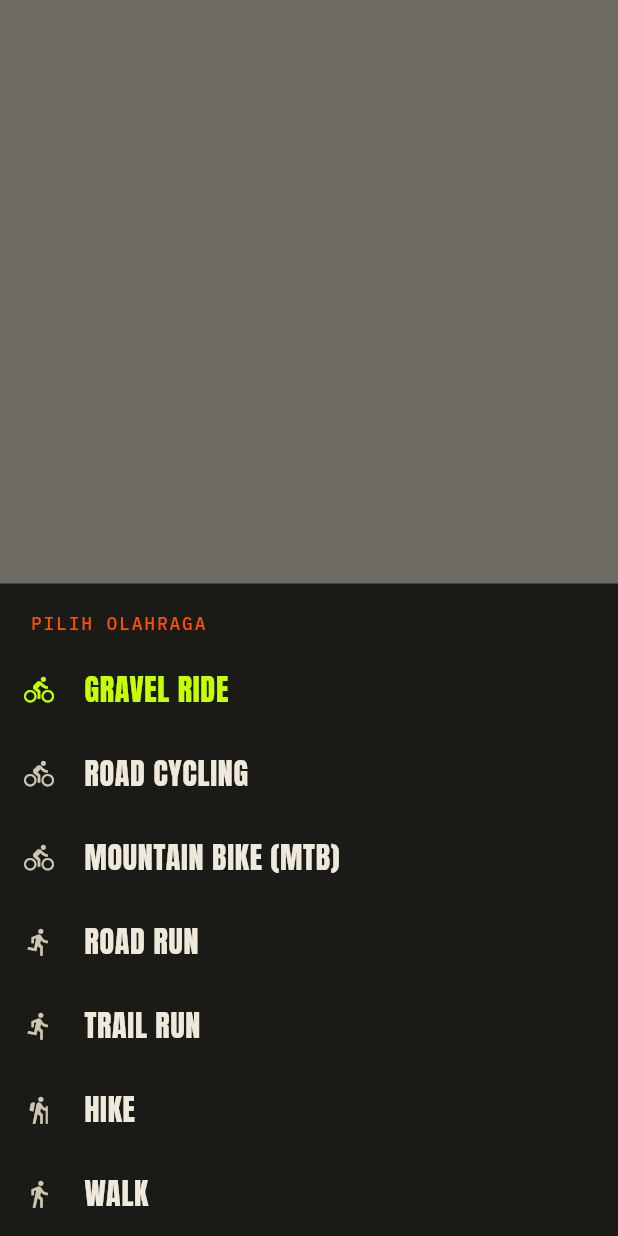
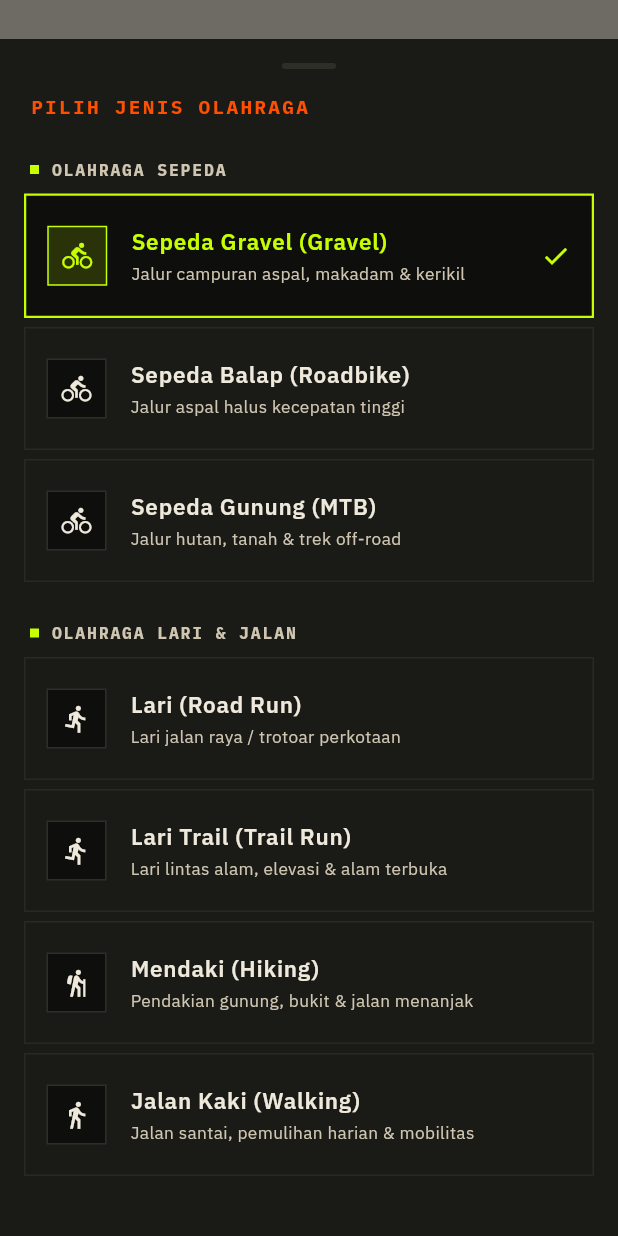
Before and after one commit to AbdurRouf05/virya, a Flutter app: what showRecordingSportPicker() shows on an empty page, opened directly with empty values, on a phone screen of 412 x 824 dp. Run offline on Flutter 3.47's test engine with Material 3 defaults, Android fonts, the phone set to English and light mode, and no system bars; our stand-ins replace drift, file_picker, flutter_riverpod, flutter_tts, geolocator, image_picker and 5 more; accounts and stored records are empty; generated files the repository leaves out were written again.

Commit message:
feat(recording): group sport picker by cycling and running with descriptive subtitles

```diff
--- a/lib/core/constants/enums.dart
+++ b/lib/core/constants/enums.dart
@@ -14,19 +14,19 @@ enum SportType {
   String get displayName {
     switch (this) {
       case SportType.gravelCycling:
-        return 'Gravel Ride';
+        return 'Sepeda Gravel (Gravel)';
       case SportType.roadCycling:
-        return 'Road Cycling';
+        return 'Sepeda Balap (Roadbike)';
       case SportType.mountainBiking:
-        return 'Mountain Bike (MTB)';
+        return 'Sepeda Gunung (MTB)';
       case SportType.roadRunning:
-        return 'Road Run';
+        return 'Lari (Road Run)';
       case SportType.trailRunning:
-        return 'Trail Run';
+        return 'Lari Trail (Trail Run)';
       case SportType.hiking:
-        return 'Hike';
+        return 'Mendaki (Hiking)';
       case SportType.walking:
-        return 'Walk';
+        return 'Jalan Kaki (Walking)';
     }
   }
 
--- a/lib/features/recording/presentation/widgets/recording_dialogs.dart
+++ b/lib/features/recording/presentation/widgets/recording_dialogs.dart
@@ -29,38 +29,178 @@ Future<bool?> showDiscardRecordingDialog(BuildContext context) {
   );
 }
 
-/// Bottom sheet listing every sport. Returns the picked sport or null.
+/// Bottom sheet listing sports grouped by category (Cycling, Running & Walking).
 Future<SportType?> showRecordingSportPicker(
-    BuildContext context, SportType current) {
+  BuildContext context,
+  SportType current,
+) {
+  const groups = [
+    (
+      'OLAHRAGA SEPEDA',
+      [
+        (
+          SportType.gravelCycling,
+          'Sepeda Gravel (Gravel)',
+          'Jalur campuran aspal, makadam & kerikil',
+        ),
+        (
+          SportType.roadCycling,
+          'Sepeda Balap (Roadbike)',
+          'Jalur aspal halus kecepatan tinggi',
+        ),
+        (
+          SportType.mountainBiking,
+          'Sepeda Gunung (MTB)',
+          'Jalur hutan, tanah & trek off-road',
+        ),
+      ],
+    ),
+    (
+      'OLAHRAGA LARI & JALAN',
+      [
+        (
+          SportType.roadRunning,
+          'Lari (Road Run)',
+          'Lari jalan raya / trotoar perkotaan',
+        ),
+        (
+          SportType.trailRunning,
+          'Lari Trail (Trail Run)',
+          'Lari lintas alam, elevasi & alam terbuka',
+        ),
+        (
+          SportType.hiking,
+          'Mendaki (Hiking)',
+          'Pendakian gunung, bukit & jalan menanjak',
+        ),
+        (
+          SportType.walking,
+          'Jalan Kaki (Walking)',
+          'Jalan santai, pemulihan harian & mobilitas',
+        ),
+      ],
+    ),
+  ];
+
   return showModalBottomSheet<SportType>(
     context: context,
     backgroundColor: FN.nightSurface,
+    isScrollControlled: true,
     shape: const RoundedRectangleBorder(),
     builder: (ctx) => SafeArea(
-      child: ListView(
-        shrinkWrap: true,
-        children: [
-          Padding(
-            padding: const EdgeInsets.fromLTRB(20, 18, 20, 8),
-            child: Text('PILIH OLAHRAGA',
-                style: FN.label(size: 12, color: FN.signal)),
-          ),
-          for (final s in SportType.values)
-            ListTile(
-              minTileHeight: 56,
-              leading: Icon(sportIcon(s),
-                  color: s == current ? FN.acid : FN.paperLine),
-              title: Text(
-                s.displayName.toUpperCase(),
-                style: TextStyle(
-                  fontFamily: FN.display,
-                  fontSize: 20,
-                  color: s == current ? FN.acid : FN.paper,
+      child: SingleChildScrollView(
+        child: Padding(
+          padding: const EdgeInsets.fromLTRB(16, 16, 16, 24),
+          child: Column(
+            mainAxisSize: MainAxisSize.min,
+            crossAxisAlignment: CrossAxisAlignment.stretch,
+            children: [
+              Center(
+                child: Container(
+                  width: 36,
+                  height: 4,
+                  margin: const EdgeInsets.only(bottom: 16),
+                  decoration: BoxDecoration(
+                    color: FN.nightLine,
+                    borderRadius: BorderRadius.circular(2),
+                  ),
                 ),
               ),
-              onTap: () => Navigator.pop(ctx, s),
-            ),
-        ],
+              Padding(
+                padding: const EdgeInsets.only(left: 4, bottom: 14),
+                child: Text(
+                  'PILIH JENIS OLAHRAGA',
+                  style: FN.label(size: 13, color: FN.signal).copyWith(
+                    fontWeight: FontWeight.w700,
+                    letterSpacing: 1.5,
+                  ),
+                ),
+              ),
+              for (final (groupTitle, items) in groups) ...[
+                Padding(
+                  padding: const EdgeInsets.fromLTRB(4, 10, 4, 8),
+                  child: Row(
+                    children: [
+                      Container(
+                        width: 6,
+                        height: 6,
+                        color: FN.acid,
+                        margin: const EdgeInsets.only(right: 8),
+                      ),
+                      Text(
+                        groupTitle,
+                        style: FN.label(size: 11, color: FN.paperLine).copyWith(
+                          fontWeight: FontWeight.w700,
+                          letterSpacing: 1.2,
+                        ),
+                      ),
+                    ],
+                  ),
+                ),
+                for (final (sport, name, desc) in items)
+                  Container(
+                    margin: const EdgeInsets.only(bottom: 6),
+                    decoration: BoxDecoration(
+                      color: sport == current ? FN.night : Colors.transparent,
+                      border: Border.all(
+                        color: sport == current
+                            ? FN.acid
+                            : FN.nightLine.withValues(alpha: 0.7),
+                        width: sport == current ? 1.5 : 1,
+                      ),
+                    ),
+                    child: ListTile(
+                      contentPadding: const EdgeInsets.symmetric(
+                        horizontal: 14,
+                        vertical: 4,
+                      ),
+                      leading: Container(
+                        width: 40,
+                        height: 40,
+                        decoration: BoxDecoration(
+                          color: sport == current
+                              ? FN.acid.withValues(alpha: 0.15)
+                              : FN.night,
+                          border: Border.all(
+                            color: sport == current ? FN.acid : FN.nightLine,
+                          ),
+                        ),
+                        child: Icon(
+                          sportIcon(sport),
+                          color: sport == current ? FN.acid : FN.paper,
+                          size: 20,
+                        ),
+                      ),
+                      title: Text(
+                        name,
+                        style: TextStyle(
+                          fontFamily: FN.sans,
+                          fontSize: 15,
+                          fontWeight: sport == current
+                              ? FontWeight.w700
+                              : FontWeight.w600,
+                          color: sport == current ? FN.acid : FN.paper,
+                        ),
+                      ),
+                      subtitle: Text(
+                        desc,
+                        style: TextStyle(
+                          fontFamily: FN.sans,
+                          fontSize: 11.5,
+                          color: FN.paperLine,
+                        ),
+                      ),
+                      trailing: sport == current
+                          ? Icon(Icons.check, color: FN.acid, size: 20)
+                          : null,
+                      onTap: () => Navigator.pop(ctx, sport),
+                    ),
+                  ),
+                const SizedBox(height: 10),
+              ],
+            ],
+          ),
+        ),
       ),
     ),
   );
```
